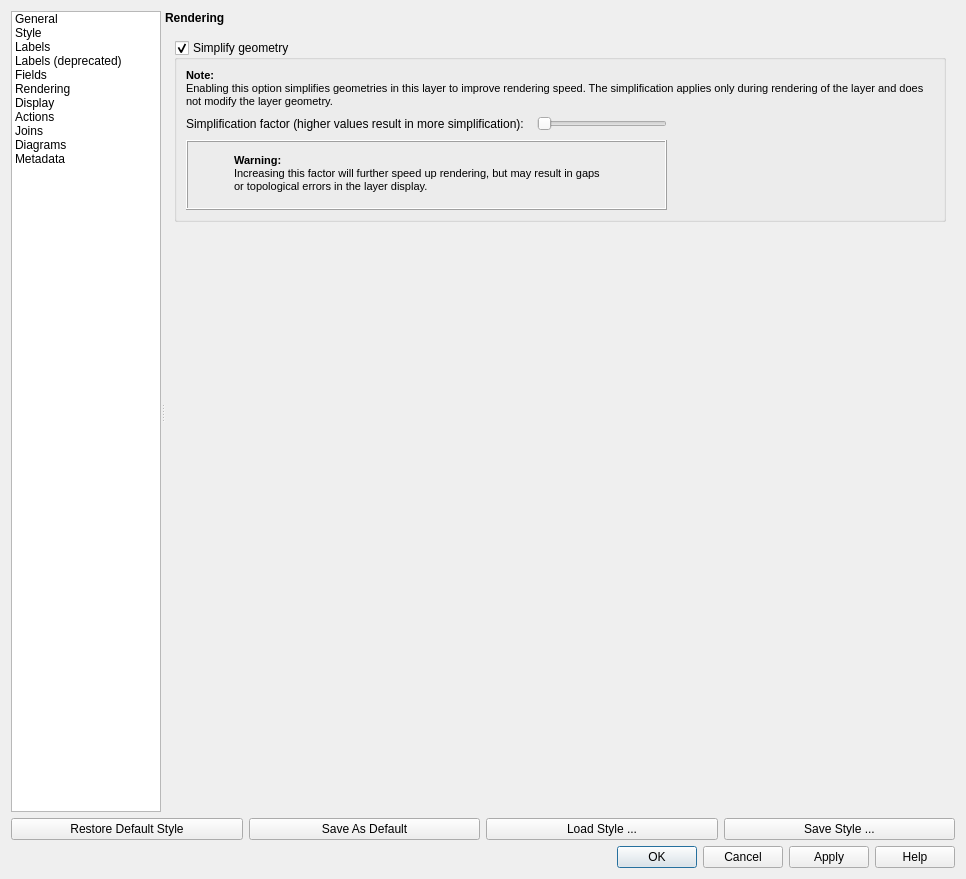
The window that src/ui/qgsvectorlayerpropertiesbase.ui (qgis/QGIS) describes before a commit, drawn with Qt 5.
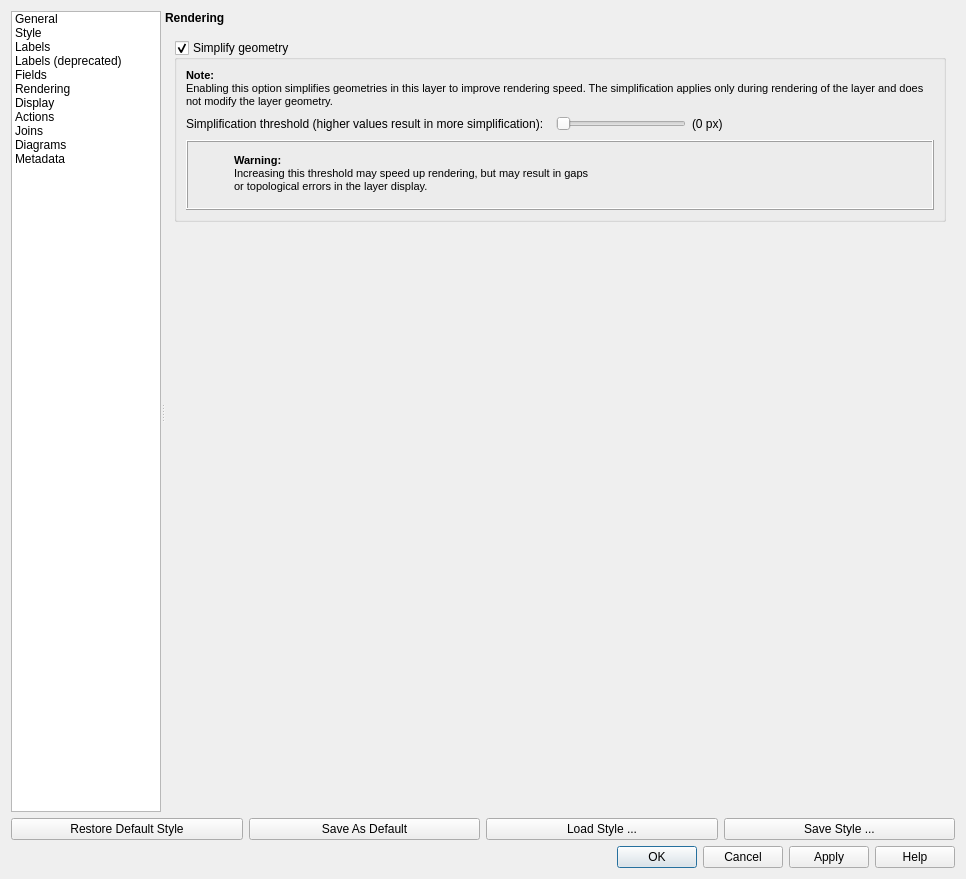
The same window after the commit. The open tabs and pages were chosen to show the change. Icons and pictures are not drawn. Custom widgets are drawn as their Qt base class.

Commit message: #8725-R: show map2pixel threshold in panels

The edit to the form file:
```diff
--- a/src/ui/qgsvectorlayerpropertiesbase.ui
+++ b/src/ui/qgsvectorlayerpropertiesbase.ui
@@ -976,7 +976,7 @@
                   <item row="5" column="2">
                    <widget class="QLabel" name="label_17">
                     <property name="text">
-                     <string>Simplification factor (higher values result in more simplification):  </string>
+                     <string>Simplification threshold (higher values result in more simplification):  </string>
                     </property>
                     <property name="margin">
                      <number>2</number>
@@ -1017,7 +1017,17 @@
                     </property>
                    </widget>
                   </item>
-                  <item row="8" column="2" colspan="2">
+                  <item row="5" column="4">
+                   <widget class="QLabel" name="mSimplifyDrawingPx">
+                    <property name="text">
+                     <string>(0 px)</string>
+                    </property>
+                    <property name="margin">
+                     <number>2</number>
+                    </property>
+                   </widget>
+                  </item>
+                  <item row="8" column="2" colspan="3">
                    <widget class="QFrame" name="mSimplifyDrawingPanel">
                     <property name="minimumSize">
                      <size>
@@ -1095,7 +1105,7 @@
 p, li { white-space: pre-wrap; }
 &lt;/style&gt;&lt;/head&gt;&lt;body style=&quot; font-family:'MS Shell Dlg 2'; font-size:8.25pt; font-weight:400; font-style:normal;&quot;&gt;
 &lt;p style=&quot; margin-top:0px; margin-bottom:0px; margin-left:0px; margin-right:0px; -qt-block-indent:0; text-indent:0px;&quot;&gt;&lt;span style=&quot; font-size:8pt;&quot;&gt; &lt;/span&gt;&lt;span style=&quot; font-size:8pt; font-weight:600;&quot;&gt;Warning:&lt;/span&gt;&lt;/p&gt;
-&lt;p style=&quot; margin-top:0px; margin-bottom:0px; margin-left:0px; margin-right:0px; -qt-block-indent:0; text-indent:0px;&quot;&gt;&lt;span style=&quot; font-size:8pt;&quot;&gt; Increasing this factor will further speed up rendering, but may result in gaps &lt;/span&gt;&lt;/p&gt;
+&lt;p style=&quot; margin-top:0px; margin-bottom:0px; margin-left:0px; margin-right:0px; -qt-block-indent:0; text-indent:0px;&quot;&gt;&lt;span style=&quot; font-size:8pt;&quot;&gt; Increasing this threshold may speed up rendering, but may result in gaps &lt;/span&gt;&lt;/p&gt;
 &lt;p style=&quot; margin-top:0px; margin-bottom:0px; margin-left:0px; margin-right:0px; -qt-block-indent:0; text-indent:0px;&quot;&gt;&lt;span style=&quot; font-size:8pt;&quot;&gt; or topological errors in the layer display.&lt;/span&gt;&lt;/p&gt;&lt;/body&gt;&lt;/html&gt;</string>
                      </property>
                     </widget>
```
The commit also changes 3 other files.
